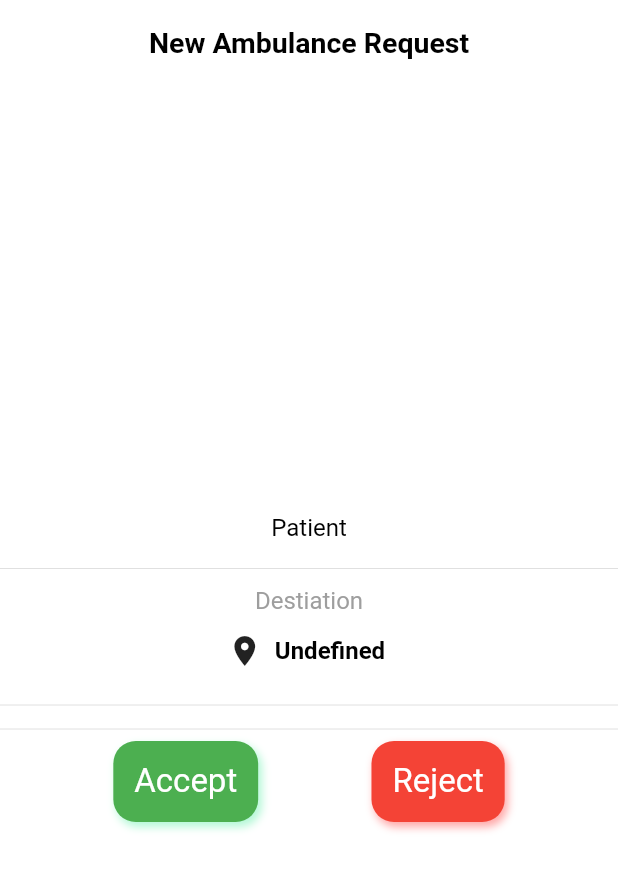
After one commit to hassan11196/amber-ambulance, a Flutter app: the AmbRequestScreen screen opened directly, after a tap on "Accept", on a phone screen of 412 x 824 dp. The commit adds this screen. Shown: the top 871 px of the screen. Run offline on Flutter 3.47's test engine with Material 2 defaults, Android fonts, the phone set to English and light mode, and no system bars; our stand-ins replace cloud_firestore, firebase_auth, firebase_core, firebase_messaging, flutter_spinkit, geolocator and 5 more; missing offline and left inert: google_maps_webservice; accounts and stored records are empty; network calls fail; statements that could not run were skipped.

Commit message:
push notification for amb working

```diff
--- /dev/null
+++ b/lib/models/amb_Request.dart
@@ -0,0 +1,108 @@
+import 'package:cloud_firestore/cloud_firestore.dart';
+import 'package:google_maps_flutter/google_maps_flutter.dart';
+
+class AmbRequestModel {
+  static const PID = "pid";
+  static const PATIENT_NAME = "patient_name";
+  static const CARETAKER_NAME = "caretaker_name";
+  static const CARETAKER_CONTACT = "caretaker_contact";
+  static const PICKUP_LOCATION = "pickup_location";
+  static const PICKUP_LANDMARKS = "pickup_landmark";
+  static const DESTINATION = "destination";
+  static const DESTINATION_NAME = "destination_name";
+  static const PATIENT_CONDITION = "patient_condition";
+  static const SPECIAL_NEEDS = "special_needs";
+
+  String _pid;
+  String _patient_name;
+  String _caretaker_name;
+  String _caretaker_contact;
+  // _pickup_location
+  // String _pickup_landmarks;
+  // _destination
+  String _destination_name;
+  String _patient_condition;
+  // String _special_needs;
+
+  String get pid => _pid;
+
+  String get patient_name => _patient_name;
+
+  String get caretaker_name => _caretaker_name;
+
+  String get caretaker_contact => _caretaker_contact;
+
+  String get destination_name => _destination_name;
+
+  String get patient_condition => _patient_condition;
+
+  AmbRequestModel.fromMap(Map data) {
+    String _d = data[DESTINATION];
+    _pid = data[PID];
+    _patient_name = data[PATIENT_NAME];
+    _caretaker_name = data[CARETAKER_NAME];
+    _caretaker_contact = data[CARETAKER_CONTACT];
+    _destination_name = data[DESTINATION_NAME];
+    _patient_condition = data[PATIENT_CONDITION];
+    // _destination = _d.substring(0, _d.indexOf(','));
+    // _dLatitude = double.parse(data[DESTINATION_LAT]);
+    // _dLongitude = double.parse(data[DESTINATION_LNG]);
+    // _uLatitude = double.parse(data[USER_LAT]);
+    // _uLongitude = double.parse(data[USER_LAT]);
+    // _distance = Distance.fromMap({
+    //   "text": data[DISTANCE_TEXT],
+    //   "value": int.parse(data[DISTANCE_VALUE])
+    // });
+  }
+}
+
+// class Distance {
+//   String text;
+//   int value;
+
+//   Distance.fromMap(Map data) {
+//     text = data["text"];
+//     value = data["value"];
+//   }
+
+//   Map toJson() => {"text": text, "value": value};
+// }
+
+// class RequestModelFirebase {
+//   static const ID = "id";
+//   static const USERNAME = "username";
+//   static const USER_ID = "userId";
+//   static const DRIVER_ID = "driverId";
+//   static const STATUS = "status";
+//   static const POSITION = "position";
+//   static const DESTINATION = "destination";
+
+//   String _id;
+//   String _username;
+//   String _userId;
+//   String _driverId;
+//   String _status;
+//   Map _position;
+//   Map _destination;
+
+//   String get id => _id;
+//   String get username => _username;
+//   String get userId => _userId;
+//   String get driverId => _driverId;
+//   String get status => _status;
+//   Map get position => _position;
+//   Map get destination => _destination;
+
+//   RequestModelFirebase.fromSnapshot(DocumentSnapshot snapshot) {
+//     _id = snapshot.data()[ID];
+//     _username = snapshot.data()[USERNAME];
+//     _userId = snapshot.data()[USER_ID];
+//     _driverId = snapshot.data()[DRIVER_ID];
+//     _status = snapshot.data()[STATUS];
+//     _position = snapshot.data()[POSITION];
+//     _destination = snapshot.data()[DESTINATION];
+//   }
+
+//   LatLng getCoordinates() =>
+//       LatLng(_position['latitude'], _position['longitude']);
+// }
--- a/lib/providers/app_provider.dart
+++ b/lib/providers/app_provider.dart
@@ -2,6 +2,7 @@ import 'dart:async';
 
 import 'package:cabdriver/helpers/constants.dart';
 import 'package:cabdriver/helpers/style.dart';
+import 'package:cabdriver/models/amb_Request.dart';
 import 'package:cabdriver/models/ride_Request.dart';
 import 'package:cabdriver/models/rider.dart';
 import 'package:cabdriver/models/route.dart';
@@ -47,8 +48,10 @@ class AppStateProvider with ChangeNotifier {
 
   Location location = new Location();
   bool hasNewRideRequest = false;
+  bool hasNewAmbRequest = false;
   UserServices _userServices = UserServices();
   RideRequestModel rideRequestModel;
+  AmbRequestModel ambRequestModel;
   RequestModelFirebase requestModelFirebase;
 
   RiderModel riderModel;
@@ -74,6 +77,9 @@ class AppStateProvider with ChangeNotifier {
         onResume: handleOnResume);
     _getUserLocation();
     Geolocator().getPositionStream().listen(_userCurrentLocationUpdate);
+    Geolocator()
+        .getCurrentPosition()
+        .then((value) => {print("FHELLO" + value.toString())});
   }
 
   // ANCHOR LOCATION METHODS
@@ -88,7 +94,7 @@ class AppStateProvider with ChangeNotifier {
       "position": updatedPosition.toJson()
     };
     if (distance >= 50) {
-      if(show == Show.RIDER){
+      if (show == Show.RIDER) {
         sendRequest(coordinates: requestModelFirebase.getCoordinates());
       }
       _userServices.updateUserData(values);
@@ -245,9 +251,14 @@ class AppStateProvider with ChangeNotifier {
   }
 
   _handleNotificationData(Map<String, dynamic> data) async {
-    hasNewRideRequest = true;
-    rideRequestModel = RideRequestModel.fromMap(data['data']);
-    riderModel = await _riderServices.getRiderById(rideRequestModel.userId);
+    // hasNewRideRequest = true;
+    hasNewAmbRequest = true;
+    print("NEED AMB");
+    // rideRequestModel = RideRequestModel.fromMap(data['data']);
+    // riderModel = await _riderServices.getRiderById(rideRequestModel.userId);
+
+    ambRequestModel = AmbRequestModel.fromMap(data['data']);
+    // riderModel = await _riderServices.getRiderById(ambRequestModel.pid);
     notifyListeners();
   }
 
--- a/lib/providers/user.dart
+++ b/lib/providers/user.dart
@@ -76,7 +76,7 @@ class UserProvider with ChangeNotifier {
             name: name.text.trim(),
             email: email.text.trim(),
             phone: phone.text.trim(),
-            position: position.toJson(),
+            // position: position.toJson(),
             token: _deviceToken);
       });
       return true;
--- /dev/null
+++ b/lib/screens/amb_requet.dart
@@ -0,0 +1,288 @@
+import 'package:cabdriver/helpers/stars_method.dart';
+
+import 'package:cabdriver/helpers/style.dart';
+import 'package:cabdriver/models/amb_Request.dart';
+
+import 'package:cabdriver/providers/app_provider.dart';
+import 'package:cabdriver/providers/user.dart';
+import 'package:cabdriver/widgets/custom_btn.dart';
+import 'package:cabdriver/widgets/custom_text.dart';
+import 'package:cabdriver/widgets/stars.dart';
+import 'package:flutter/material.dart';
+import 'package:flutter_spinkit/flutter_spinkit.dart';
+import 'package:google_maps_flutter/google_maps_flutter.dart';
+import 'package:percent_indicator/linear_percent_indicator.dart';
+import 'package:provider/provider.dart';
+
+class AmbRequestScreen extends StatefulWidget {
+  @override
+  _AmbRequestScreenState createState() => _AmbRequestScreenState();
+}
+
+class _AmbRequestScreenState extends State<AmbRequestScreen> {
+  @override
+  void initState() {
+    super.initState();
+    AppStateProvider _state =
+        Provider.of<AppStateProvider>(context, listen: false);
+    _state.listenToRequest(id: _state.ambRequestModel.pid, context: context);
+  }
+
+  @override
+  Widget build(BuildContext context) {
+    AppStateProvider appState = Provider.of<AppStateProvider>(context);
+    UserProvider userProvider = Provider.of<UserProvider>(context);
+
+    return SafeArea(
+        child: Scaffold(
+      appBar: AppBar(
+        backgroundColor: white,
+        elevation: 0,
+        centerTitle: true,
+        title: CustomText(
+          text: "New Ambulance Request",
+          size: 19,
+          weight: FontWeight.bold,
+        ),
+      ),
+      backgroundColor: white,
+      body: Container(
+        child: Column(
+          mainAxisAlignment: MainAxisAlignment.center,
+          children: [
+            Row(
+              mainAxisAlignment: MainAxisAlignment.center,
+              children: [
+                // if (appState.riderModel.photo == null)
+                //   Container(
+                //     decoration: BoxDecoration(
+                //         color: Colors.grey.withOpacity(0.5),
+                //         borderRadius: BorderRadius.circular(40)),
+                //     child: CircleAvatar(
+                //       backgroundColor: Colors.transparent,
+                //       radius: 45,
+                //       child: Icon(
+                //         Icons.person,
+                //         size: 65,
+                //         color: white,
+                //       ),
+                //     ),
+                //   ),
+                // if (appState.riderModel.photo != null)
+                //   Container(
+                //     decoration: BoxDecoration(
+                //         color: Colors.deepOrange,
+                //         borderRadius: BorderRadius.circular(40)),
+                //     child: CircleAvatar(
+                //       radius: 45,
+                //       backgroundImage: NetworkImage(appState.riderModel?.photo),
+                //     ),
+                //   ),
+              ],
+            ),
+            SizedBox(height: 10),
+            Row(
+              mainAxisAlignment: MainAxisAlignment.center,
+              children: [
+                CustomText(text: appState.riderModel?.name ?? "Patient"),
+              ],
+            ),
+            SizedBox(height: 10),
+            // stars(
+            //     rating: appState.riderModel.rating,
+            //     votes: appState.riderModel.votes),
+            Divider(),
+            ListTile(
+              title: Row(
+                mainAxisAlignment: MainAxisAlignment.center,
+                children: [
+                  CustomText(
+                    text: "Destiation",
+                    color: grey,
+                  ),
+                ],
+              ),
+              subtitle: FlatButton.icon(
+                  onPressed: () async {
+                    // LatLng destinationCoordiates = LatLng(
+                    //     appState.AmbRequestModel.dLatitude,
+                    //     appState.AmbRequestModel.dLongitude);
+                    // appState.addLocationMarker(
+                    //     destinationCoordiates,
+                    //     appState.AmbRequestModel?.destination ?? "Nada",
+                    //     "Destination Location");
+                    // showModalBottomSheet(
+                    //     context: context,
+                    //     builder: (BuildContext bc) {
+                    //       return Container(
+                    //         height: 400,
+                    //         child: GoogleMap(
+                    //           initialCameraPosition: CameraPosition(
+                    //               target: destinationCoordiates, zoom: 13),
+                    //           onMapCreated: appState.onCreate,
+                    //           myLocationEnabled: true,
+                    //           mapType: MapType.normal,
+                    //           tiltGesturesEnabled: true,
+                    //           compassEnabled: false,
+                    //           markers: appState.markers,
+                    //           onCameraMove: appState.onCameraMove,
+                    //           polylines: appState.poly,
+                    //         ),
+                    //       );
+                    //     });
+                  },
+                  icon: Icon(
+                    Icons.location_on,
+                  ),
+                  label: CustomText(
+                    text: appState.ambRequestModel?.destination_name ??
+                        "Undefined",
+                    weight: FontWeight.bold,
+                  )),
+            ),
+            Divider(),
+            Row(
+              mainAxisAlignment: MainAxisAlignment.spaceEvenly,
+              children: [
+                // FlatButton.icon(
+                //     onPressed: null,
+                //     icon: Icon(Icons.flag),
+                //     label: Text('User is near by')),
+                // FlatButton.icon(
+                //     onPressed: null,
+                //     icon: Icon(Icons.attach_money),
+                //     label: Text(
+                //         "${appState.ambRequestModel.distance.value / 500} ")),
+              ],
+            ),
+            Divider(),
+            Row(
+              mainAxisAlignment: MainAxisAlignment.spaceEvenly,
+              children: [
+                CustomBtn(
+                  text: "Accept",
+                  onTap: () async {
+                    if (appState.requestModelFirebase.status != "pending") {
+                      showDialog(
+                          context: context,
+                          builder: (BuildContext context) {
+                            return Dialog(
+                              shape: RoundedRectangleBorder(
+                                  borderRadius: BorderRadius.circular(
+                                      20.0)), //this right here
+                              child: Container(
+                                height: 200,
+                                child: Padding(
+                                    padding: const EdgeInsets.all(12.0),
+                                    child: Column(
+                                      mainAxisAlignment:
+                                          MainAxisAlignment.center,
+                                      crossAxisAlignment:
+                                          CrossAxisAlignment.start,
+                                      children: [
+                                        CustomText(
+                                            text: "Sorry! Request Expired")
+                                      ],
+                                    )),
+                              ),
+                            );
+                          });
+                    } else {
+                      appState.clearMarkers();
+
+                      appState.acceptRequest(
+                          requestId: appState.ambRequestModel.pid,
+                          driverId: userProvider.userModel.id);
+                      appState.changeWidgetShowed(showWidget: Show.RIDER);
+                      appState.sendRequest(
+                          coordinates:
+                              appState.requestModelFirebase.getCoordinates());
+//                      showDialog(
+//                          context: context,
+//                          builder: (BuildContext context) {
+//                            return Dialog(
+//                              shape: RoundedRectangleBorder(
+//                                  borderRadius: BorderRadius.circular(
+//                                      20.0)), //this right here
+//                              child: Container(
+//                                height: 200,
+//                                child: Padding(
+//                                  padding: const EdgeInsets.all(12.0),
+//                                  child: Column(
+//                                    mainAxisAlignment: MainAxisAlignment.center,
+//                                    crossAxisAlignment:
+//                                        CrossAxisAlignment.start,
+//                                    children: [
+//                                      SpinKitWave(
+//                                        color: black,
+//                                        size: 30,
+//                                      ),
+//                                      SizedBox(
+//                                        height: 10,
+//                                      ),
+//                                      Row(
+//                                        mainAxisAlignment:
+//                                            MainAxisAlignment.center,
+//                                        children: [
+//                                          CustomText(
+//                                              text:
+//                                                  "Awaiting rider confirmation"),
+//                                        ],
+//                                      ),
+//                                      SizedBox(
+//                                        height: 30,
+//                                      ),
+//                                      LinearPercentIndicator(
+//                                        lineHeight: 4,
+//                                        animation: true,
+//                                        animationDuration: 100000,
+//                                        percent: 1,
+//                                        backgroundColor:
+//                                            Colors.grey.withOpacity(0.2),
+//                                        progressColor: Colors.deepOrange,
+//                                      ),
+//                                      SizedBox(
+//                                        height: 20,
+//                                      ),
+//                                      Row(
+//                                        mainAxisAlignment:
+//                                            MainAxisAlignment.center,
+//                                        children: [
+//                                          FlatButton(
+//                                              onPressed: () {
+//                                                appState.cancelRequest(requestId: appState.AmbRequestModel.id);
+//                                              },
+//                                              child: CustomText(
+//                                                text: "Cancel",
+//                                                color: Colors.deepOrange,
+//                                              )),
+//                                        ],
+//                                      )
+//                                    ],
+//                                  ),
+//                                ),
+//                              ),
+//                            );
+//                          });
+                    }
+                  },
+                  bgColor: green,
+                  shadowColor: Colors.greenAccent,
+                ),
+                CustomBtn(
+                  text: "Reject",
+                  onTap: () {
+                    appState.clearMarkers();
+                    // appState.changeAmbRequestStatus();
+                  },
+                  bgColor: red,
+                  shadowColor: Colors.redAccent,
+                )
+              ],
+            ),
+          ],
+        ),
+      ),
+    ));
+  }
+}
--- a/lib/screens/home.dart
+++ b/lib/screens/home.dart
@@ -4,6 +4,7 @@ import 'package:cabdriver/helpers/stars_method.dart';
 import 'package:cabdriver/helpers/style.dart';
 import 'package:cabdriver/providers/app_provider.dart';
 import 'package:cabdriver/providers/user.dart';
+import 'package:cabdriver/screens/amb_requet.dart';
 import 'package:cabdriver/screens/login.dart';
 import 'package:cabdriver/screens/ride_request.dart';
 import 'package:cabdriver/screens/splash.dart';
@@ -52,7 +53,9 @@ class _MyHomePageState extends State<MyHomePage> {
     UserProvider _user = Provider.of<UserProvider>(context, listen: false);
     AppStateProvider _app =
         Provider.of<AppStateProvider>(context, listen: false);
-    _user.updateUserData({"id": _id, "position": _app.position.toJson()});
+
+    // _user.updateUserData({"id": _id, "position": _app.position.toJson()});
+    _user.updateUserData({"id": _id});
   }
 
   @override
@@ -89,45 +92,50 @@ class _MyHomePageState extends State<MyHomePage> {
               MapScreen(scaffoldState),
               Positioned(
                   top: 60,
-                  left: MediaQuery.of(context).size.width / 6 ,
+                  left: MediaQuery.of(context).size.width / 6,
                   child: Padding(
                     padding: const EdgeInsets.symmetric(horizontal: 30),
                     child: Container(
                       decoration: BoxDecoration(
                           color: white,
                           borderRadius: BorderRadius.circular(30),
-                        boxShadow: [
-                          BoxShadow(
-                            color: grey,
-                            blurRadius: 17
-                          )
-                        ]
-                      ),
+                          boxShadow: [BoxShadow(color: grey, blurRadius: 17)]),
                       child: Padding(
                         padding: const EdgeInsets.all(8.0),
                         child: Row(
                           mainAxisAlignment: MainAxisAlignment.center,
                           children: [
                             Container(
-                              child:userProvider.userModel?.phone  == null ? CircleAvatar(
+                              child: userProvider.userModel?.phone == null
+                                  ? CircleAvatar(
                                       radius: 30,
-                                child: Icon(Icons.person_outline, size: 25,),
-                              ) : CircleAvatar(
+                                      child: Icon(
+                                        Icons.person_outline,
+                                        size: 25,
+                                      ),
+                                    )
+                                  : CircleAvatar(
                                       radius: 30,
-                                backgroundImage: NetworkImage(userProvider.userModel?.photo),
+                                      backgroundImage: NetworkImage(
+                                          userProvider.userModel?.photo),
                                     ),
                             ),
-                            SizedBox(width: 10,),
+                            SizedBox(
+                              width: 10,
+                            ),
                             Container(
                               height: 60,
                               child: Column(
                                 mainAxisAlignment: MainAxisAlignment.center,
                                 children: [
-                                  CustomText(text: userProvider.userModel.name, size: 18, weight: FontWeight.bold,),
+                                  CustomText(
+                                    text: userProvider.userModel.name,
+                                    size: 18,
+                                    weight: FontWeight.bold,
+                                  ),
                                   stars(
                                       rating: userProvider.userModel.rating,
-                                    votes: userProvider.userModel.votes
-                                  )
+                                      votes: userProvider.userModel.votes)
                                 ],
                               ),
                             ),
@@ -138,17 +146,20 @@ class _MyHomePageState extends State<MyHomePage> {
                   )),
               //  ANCHOR Draggable DRIVER
               Visibility(
-                  visible: appState.show == Show.RIDER,
-                  child: RiderWidget()),
+                  visible: appState.show == Show.RIDER, child: RiderWidget()),
             ],
           )),
     );
 
     switch (appState.hasNewRideRequest) {
+      case true:
+        return RideRequestScreen();
+    }
+    switch (appState.hasNewAmbRequest) {
       case false:
         return home;
       case true:
-        return RideRequestScreen();
+        return AmbRequestScreen();
       default:
         return home;
     }
--- a/pubspec.yaml
+++ b/pubspec.yaml
@@ -31,9 +31,9 @@ dependencies:
   flutter_google_places: null
   flutter_rating_bar: ^3.0.1+1
   flutter_spinkit: ^4.1.2+1
-  geocoder: null
+  geocoder: any
   geoflutterfire: ^2.2.1
-  geolocator: null
+  geolocator: ^5.3.2+2
   google_maps_flutter: null
   google_maps_webservice: null
   http: null
```
Lines whose indentation alone changed are shown as unchanged.
